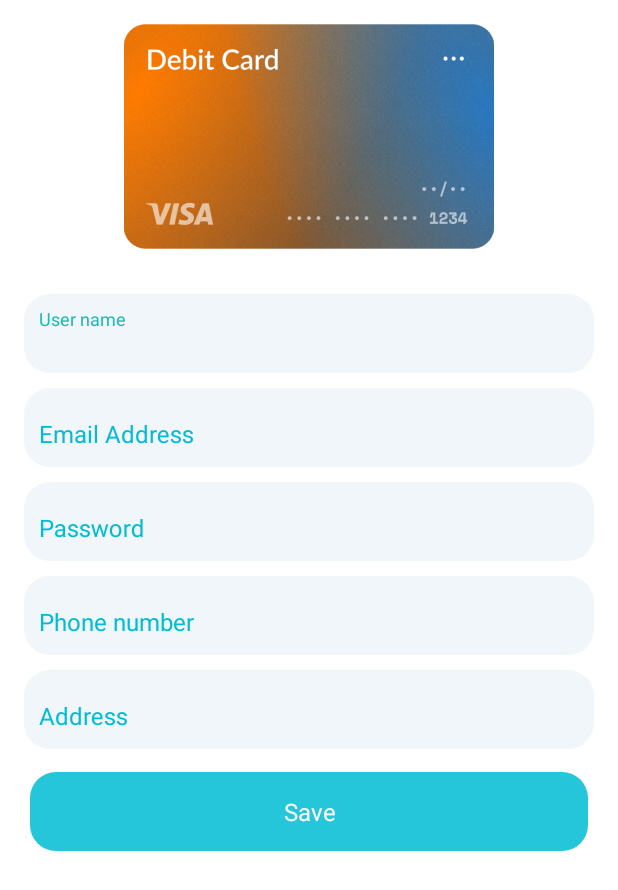
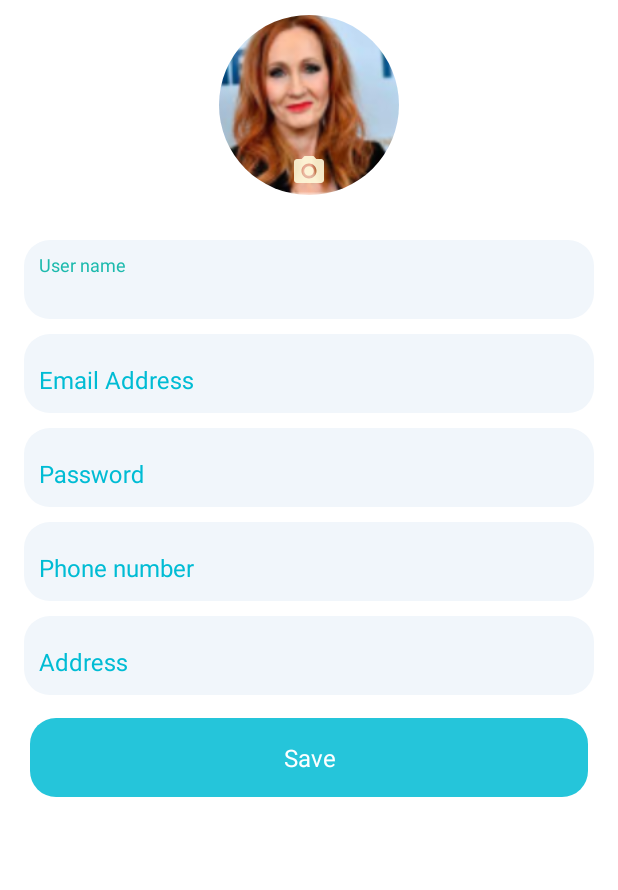
Before and after one commit to phongluyen00/BanGiay, an Android app: the layout fragment_account.xml on its own in the app's theme, with its tools: preview values and no code run, on a phone screen of 412 x 824 dp. Shown: the top 890 px of the screen. Run offline under Robolectric (Android 15) with nearby library versions, the phone set to English and light mode, and no system bars.

Commit message:
up tạm

```diff
--- a/app/build.gradle
+++ b/app/build.gradle
@@ -50,6 +50,7 @@ dependencies {
     implementation 'com.google.firebase:firebase-firestore:24.0.0'
     implementation 'com.google.firebase:firebase-auth:21.0.1'
     implementation 'com.google.firebase:firebase-database:20.0.3'
+    implementation 'com.google.firebase:firebase-storage:20.0.0'
     testImplementation 'junit:junit:4.12'
     implementation "com.android.support:support-compat:29.0.1"
     implementation 'com.amitshekhar.android:android-networking:1.0.2'
--- a/app/src/main/java/com/example/retrofitrxjava/UserModel.java
+++ b/app/src/main/java/com/example/retrofitrxjava/UserModel.java
@@ -34,6 +34,7 @@ public class UserModel {
     private String address;
 
     private String money;
+    private String image;
 
     public UserModel(String name, String email, String password, String phoneNumber, String address, String money) {
         this.name = name;
--- a/app/src/main/java/com/example/retrofitrxjava/dialog/DialogPDFViewer.java
+++ b/app/src/main/java/com/example/retrofitrxjava/dialog/DialogPDFViewer.java
@@ -70,11 +70,7 @@ public class DialogPDFViewer extends BDialogFragment<DialogPdfViewerBinding> {
         protected void onPostExecute(InputStream inputStream) {
             //after the executing async task we load pdf in to pdfview.
             binding.idPDFView.
-                    fromStream(inputStream).
-                    defaultPage(0).
-                    onPageChange((page, pageCount) -> {
-                        Log.d("AAAAAAAAAAAA", page + "count " +pageCount + "page");
-                    }).onLoad(this).onError(this).load();
+                    fromStream(inputStream) .onLoad(this).onError(this).load();
         }
 
         @Override
--- /dev/null
+++ b/app/src/main/res/drawable/ic_baseline_arrow_back_ios_new_24.xml
@@ -0,0 +1,5 @@
+<vector android:alpha="0.89" android:height="24dp"
+    android:tint="#FFFADB" android:viewportHeight="24"
+    android:viewportWidth="24" android:width="24dp" xmlns:android="http://schemas.android.com/apk/res/android">
+    <path android:fillColor="@android:color/white" android:pathData="M17.77,3.77l-1.77,-1.77l-10,10l10,10l1.77,-1.77l-8.23,-8.23z"/>
+</vector>
--- /dev/null
+++ b/app/src/main/res/drawable/ic_baseline_photo_camera_24.xml
@@ -0,0 +1,6 @@
+<vector android:alpha="0.89" android:height="24dp"
+    android:tint="#FFFADB" android:viewportHeight="24"
+    android:viewportWidth="24" android:width="24dp" xmlns:android="http://schemas.android.com/apk/res/android">
+    <path android:fillColor="@android:color/white" android:pathData="M12,12m-3.2,0a3.2,3.2 0,1 1,6.4 0a3.2,3.2 0,1 1,-6.4 0"/>
+    <path android:fillColor="@android:color/white" android:pathData="M9,2L7.17,4L4,4c-1.1,0 -2,0.9 -2,2v12c0,1.1 0.9,2 2,2h16c1.1,0 2,-0.9 2,-2L22,6c0,-1.1 -0.9,-2 -2,-2h-3.17L15,2L9,2zM12,17c-2.76,0 -5,-2.24 -5,-5s2.24,-5 5,-5 5,2.24 5,5 -2.24,5 -5,5z"/>
+</vector>
--- a/app/src/main/res/layout/fragment_account.xml
+++ b/app/src/main/res/layout/fragment_account.xml
@@ -19,7 +19,7 @@
         <LinearLayout
             android:id="@+id/llContainerLogin"
             android:layout_width="match_parent"
-            android:layout_height="match_parent"
+            android:layout_height="wrap_content"
             android:background="@android:color/white"
             android:orientation="vertical">
 
@@ -27,23 +27,27 @@
                 android:layout_width="match_parent"
                 android:layout_height="wrap_content">
 
-                <androidx.appcompat.widget.AppCompatImageView
-                    android:layout_width="wrap_content"
-                    android:layout_height="150dp"
-                    android:layout_marginStart="16dp"
-                    android:layout_marginTop="16dp"
-                    android:layout_marginEnd="16dp"
-                    android:src="@drawable/icon_card" />
-
-                <androidx.appcompat.widget.AppCompatTextView
-                    price="@{item.money}"
-                    android:layout_width="wrap_content"
-                    android:layout_height="wrap_content"
-                    android:layout_centerInParent="true"
+                <de.hdodenhof.circleimageview.CircleImageView
+                    android:id="@+id/img"
+                    android:layout_width="120dp"
+                    android:layout_height="120dp"
+                    android:layout_centerHorizontal="true"
+                    android:layout_gravity="center"
+                    android:layout_marginTop="10dp"
+                    android:src="@drawable/image11"
                     android:textColor="@android:color/white"
                     android:textSize="30sp"
                     android:textStyle="bold" />
 
+                <androidx.appcompat.widget.AppCompatImageView
+                    android:id="@+id/camera"
+                    android:padding="4dp"
+                    android:layout_alignStart="@id/img"
+                    android:layout_alignEnd="@id/img"
+                    android:layout_alignBottom="@id/img"
+                    android:layout_width="wrap_content"
+                    android:src="@drawable/ic_baseline_photo_camera_24"
+                    android:layout_height="wrap_content"/>
             </RelativeLayout>
 
             <com.google.android.material.textfield.TextInputLayout
```
Also changed, not shown: app/src/main/java/com/example/retrofitrxjava/fragment/AccountFragment.java (+60 -3 lines), app/src/main/res/layout/detail_activity.xml (+7 -1 lines).
